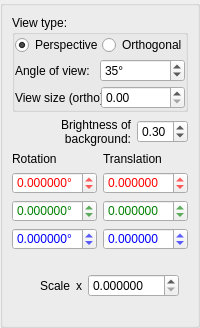
Old version of the form src/core/propViewer.ui in the repository pojdulos/dpVision.
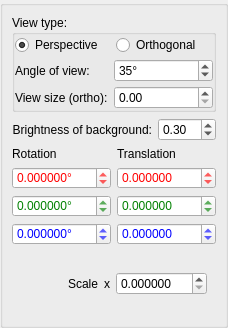
New version of the form.

```diff
--- a/src/core/propViewer.ui
+++ b/src/core/propViewer.ui
@@ -6,7 +6,7 @@
    <rect>
     <x>0</x>
     <y>0</y>
-    <width>200</width>
+    <width>228</width>
     <height>328</height>
    </rect>
   </property>
@@ -28,6 +28,12 @@
    </property>
    <item>
     <widget class="QGroupBox" name="groupBoxView">
+     <property name="sizePolicy">
+      <sizepolicy hsizetype="MinimumExpanding" vsizetype="Preferred">
+       <horstretch>0</horstretch>
+       <verstretch>0</verstretch>
+      </sizepolicy>
+     </property>
      <property name="minimumSize">
       <size>
        <width>200</width>
@@ -36,7 +42,7 @@
      </property>
      <property name="maximumSize">
       <size>
-       <width>200</width>
+       <width>16777215</width>
        <height>16777215</height>
       </size>
      </property>
@@ -267,129 +273,11 @@
            <item>
             <widget class="QDoubleSpinBox" name="spinViewRotX">
              <property name="sizePolicy">
-              <sizepolicy hsizetype="Preferred" vsizetype="Fixed">
+              <sizepolicy hsizetype="MinimumExpanding" vsizetype="Fixed">
                <horstretch>0</horstretch>
                <verstretch>0</verstretch>
               </sizepolicy>
              </property>
-             <property name="palette">
-              <palette>
-               <active>
-                <colorrole role="WindowText">
-                 <brush brushstyle="SolidPattern">
-                  <color alpha="255">
-                   <red>255</red>
-                   <green>0</green>
-                   <blue>0</blue>
-                  </color>
-                 </brush>
-                </colorrole>
-                <colorrole role="Text">
-                 <brush brushstyle="SolidPattern">
-                  <color alpha="255">
-                   <red>255</red>
-                   <green>0</green>
-                   <blue>0</blue>
-                  </color>
-                 </brush>
-                </colorrole>
-                <colorrole role="ButtonText">
-                 <brush brushstyle="SolidPattern">
-                  <color alpha="255">
-                   <red>255</red>
-                   <green>0</green>
-                   <blue>0</blue>
-                  </color>
-                 </brush>
-                </colorrole>
-                <colorrole role="PlaceholderText">
-                 <brush brushstyle="NoBrush">
-                  <color alpha="128">
-                   <red>255</red>
-                   <green>0</green>
-                   <blue>0</blue>
-                  </color>
-                 </brush>
-                </colorrole>
-               </active>
-               <inactive>
-                <colorrole role="WindowText">
-                 <brush brushstyle="SolidPattern">
-                  <color alpha="255">
-                   <red>255</red>
-                   <green>0</green>
-                   <blue>0</blue>
-                  </color>
-                 </brush>
-                </colorrole>
-                <colorrole role="Text">
-                 <brush brushstyle="SolidPattern">
-                  <color alpha="255">
-                   <red>255</red>
-                   <green>0</green>
-                   <blue>0</blue>
-                  </color>
-                 </brush>
-                </colorrole>
-                <colorrole role="ButtonText">
-                 <brush brushstyle="SolidPattern">
-                  <color alpha="255">
-                   <red>255</red>
-                   <green>0</green>
-                   <blue>0</blue>
-                  </color>
-                 </brush>
-                </colorrole>
-                <colorrole role="PlaceholderText">
-                 <brush brushstyle="NoBrush">
-                  <color alpha="128">
-                   <red>255</red>
-                   <green>0</green>
-                   <blue>0</blue>
-                  </color>
-                 </brush>
-                </colorrole>
-               </inactive>
-               <disabled>
-                <colorrole role="WindowText">
-                 <brush brushstyle="SolidPattern">
-                  <color alpha="255">
-                   <red>255</red>
-                   <green>0</green>
-                   <blue>0</blue>
-                  </color>
-                 </brush>
-                </colorrole>
-                <colorrole role="Text">
-                 <brush brushstyle="SolidPattern">
-                  <color alpha="255">
-                   <red>255</red>
-                   <green>0</green>
-                   <blue>0</blue>
-                  </color>
-                 </brush>
-                </colorrole>
-                <colorrole role="ButtonText">
-                 <brush brushstyle="SolidPattern">
-                  <color alpha="255">
-                   <red>255</red>
-                   <green>0</green>
-                   <blue>0</blue>
-                  </color>
-                 </brush>
-                </colorrole>
-                <colorrole role="PlaceholderText">
-                 <brush brushstyle="NoBrush">
-                  <color alpha="128">
-                   <red>255</red>
-                   <green>0</green>
-                   <blue>0</blue>
-                  </color>
-                 </brush>
-                </colorrole>
-               </disabled>
-              </palette>
-             </property>
              <property name="styleSheet">
               <string notr="true">color: rgb(255, 0, 0)</string>
              </property>
@@ -413,129 +301,11 @@
            <item>
             <widget class="QDoubleSpinBox" name="spinViewRotY">
              <property name="sizePolicy">
-              <sizepolicy hsizetype="Preferred" vsizetype="Fixed">
+              <sizepolicy hsizetype="MinimumExpanding" vsizetype="Fixed">
                <horstretch>0</horstretch>
                <verstretch>0</verstretch>
               </sizepolicy>
              </property>
-             <property name="palette">
-              <palette>
-               <active>
-                <colorrole role="WindowText">
-                 <brush brushstyle="SolidPattern">
-                  <color alpha="255">
-                   <red>0</red>
-                   <green>128</green>
-                   <blue>0</blue>
-                  </color>
-                 </brush>
-                </colorrole>
-                <colorrole role="Text">
-                 <brush brushstyle="SolidPattern">
-                  <color alpha="255">
-                   <red>0</red>
-                   <green>128</green>
-                   <blue>0</blue>
-                  </color>
-                 </brush>
-                </colorrole>
-                <colorrole role="ButtonText">
-                 <brush brushstyle="SolidPattern">
-                  <color alpha="255">
-                   <red>0</red>
-                   <green>128</green>
-                   <blue>0</blue>
-                  </color>
-                 </brush>
-                </colorrole>
-                <colorrole role="PlaceholderText">
-                 <brush brushstyle="NoBrush">
-                  <color alpha="128">
-                   <red>0</red>
-                   <green>128</green>
-                   <blue>0</blue>
-                  </color>
-                 </brush>
-                </colorrole>
-               </active>
-               <inactive>
-                <colorrole role="WindowText">
-                 <brush brushstyle="SolidPattern">
-                  <color alpha="255">
-                   <red>0</red>
-                   <green>128</green>
-                   <blue>0</blue>
-                  </color>
-                 </brush>
-                </colorrole>
-                <colorrole role="Text">
-                 <brush brushstyle="SolidPattern">
-                  <color alpha="255">
-                   <red>0</red>
-                   <green>128</green>
-                   <blue>0</blue>
-                  </color>
-                 </brush>
-                </colorrole>
-                <colorrole role="ButtonText">
-                 <brush brushstyle="SolidPattern">
-                  <color alpha="255">
-                   <red>0</red>
-                   <green>128</green>
-                   <blue>0</blue>
-                  </color>
-                 </brush>
-                </colorrole>
-                <colorrole role="PlaceholderText">
-                 <brush brushstyle="NoBrush">
-                  <color alpha="128">
-                   <red>0</red>
-                   <green>128</green>
-                   <blue>0</blue>
-                  </color>
-                 </brush>
-                </colorrole>
-               </inactive>
-               <disabled>
-                <colorrole role="WindowText">
-                 <brush brushstyle="SolidPattern">
-                  <color alpha="255">
-                   <red>0</red>
-                   <green>128</green>
-                   <blue>0</blue>
-                  </color>
-                 </brush>
-                </colorrole>
-                <colorrole role="Text">
-                 <brush brushstyle="SolidPattern">
-                  <color alpha="255">
-                   <red>0</red>
-                   <green>128</green>
-                   <blue>0</blue>
-                  </color>
-                 </brush>
-                </colorrole>
-                <colorrole role="ButtonText">
-                 <brush brushstyle="SolidPattern">
-                  <color alpha="255">
-                   <red>0</red>
-                   <green>128</green>
-                   <blue>0</blue>
-                  </color>
-                 </brush>
-                </colorrole>
-                <colorrole role="PlaceholderText">
-                 <brush brushstyle="NoBrush">
-                  <color alpha="128">
-                   <red>0</red>
-                   <green>128</green>
-                   <blue>0</blue>
-                  </color>
-                 </brush>
-                </colorrole>
-               </disabled>
-              </palette>
-             </property>
              <property name="styleSheet">
               <string notr="true">color: rgb(0, 128, 0)</string>
              </property>
@@ -559,129 +329,11 @@
            <item>
             <widget class="QDoubleSpinBox" name="spinViewRotZ">
              <property name="sizePolicy">
-              <sizepolicy hsizetype="Preferred" vsizetype="Fixed">
+              <sizepolicy hsizetype="MinimumExpanding" vsizetype="Fixed">
                <horstretch>0</horstretch>
                <verstretch>0</verstretch>
               </sizepolicy>
              </property>
-             <property name="palette">
-              <palette>
-               <active>
-                <colorrole role="WindowText">
-                 <brush brushstyle="SolidPattern">
-                  <color alpha="255">
-                   <red>0</red>
-                   <green>0</green>
-                   <blue>255</blue>
-                  </color>
-                 </brush>
-                </colorrole>
-                <colorrole role="Text">
-                 <brush brushstyle="SolidPattern">
-                  <color alpha="255">
-                   <red>0</red>
-                   <green>0</green>
-                   <blue>255</blue>
-                  </color>
-                 </brush>
-                </colorrole>
-                <colorrole role="ButtonText">
-                 <brush brushstyle="SolidPattern">
-                  <color alpha="255">
-                   <red>0</red>
-                   <green>0</green>
-                   <blue>255</blue>
-                  </color>
-                 </brush>
-                </colorrole>
-                <colorrole role="PlaceholderText">
-                 <brush brushstyle="NoBrush">
-                  <color alpha="128">
-                   <red>0</red>
-                   <green>0</green>
-                   <blue>255</blue>
-                  </color>
-                 </brush>
-                </colorrole>
-               </active>
-               <inactive>
-                <colorrole role="WindowText">
-                 <brush brushstyle="SolidPattern">
-                  <color alpha="255">
-                   <red>0</red>
-                   <green>0</green>
-                   <blue>255</blue>
-                  </color>
-                 </brush>
-                </colorrole>
-                <colorrole role="Text">
-                 <brush brushstyle="SolidPattern">
-                  <color alpha="255">
-                   <red>0</red>
-                   <green>0</green>
-                   <blue>255</blue>
-                  </color>
-                 </brush>
-                </colorrole>
-                <colorrole role="ButtonText">
-                 <brush brushstyle="SolidPattern">
-                  <color alpha="255">
-                   <red>0</red>
-                   <green>0</green>
-                   <blue>255</blue>
-                  </color>
-                 </brush>
-                </colorrole>
-                <colorrole role="PlaceholderText">
-                 <brush brushstyle="NoBrush">
-                  <color alpha="128">
-                   <red>0</red>
-                   <green>0</green>
-                   <blue>255</blue>
-                  </color>
-                 </brush>
-                </colorrole>
-               </inactive>
-               <disabled>
-                <colorrole role="WindowText">
-                 <brush brushstyle="SolidPattern">
-                  <color alpha="255">
-                   <red>0</red>
-                   <green>0</green>
-                   <blue>255</blue>
-                  </color>
-                 </brush>
-                </colorrole>
-                <colorrole role="Text">
-                 <brush brushstyle="SolidPattern">
-                  <color alpha="255">
-                   <red>0</red>
-                   <green>0</green>
-                   <blue>255</blue>
-                  </color>
-                 </brush>
-                </colorrole>
-                <colorrole role="ButtonText">
-                 <brush brushstyle="SolidPattern">
-                  <color alpha="255">
-                   <red>0</red>
-                   <green>0</green>
-                   <blue>255</blue>
-                  </color>
-                 </brush>
-                </colorrole>
-                <colorrole role="PlaceholderText">
-                 <brush brushstyle="NoBrush">
-                  <color alpha="128">
-                   <red>0</red>
-                   <green>0</green>
-                   <blue>255</blue>
-                  </color>
-                 </brush>
-                </colorrole>
-               </disabled>
-              </palette>
-             </property>
              <property name="styleSheet">
               <string notr="true">color: rgb(0,0,255)</string>
              </property>
@@ -729,129 +381,11 @@
            <item>
             <widget class="QDoubleSpinBox" name="spinViewTransX">
              <property name="sizePolicy">
-              <sizepolicy hsizetype="Preferred" vsizetype="Fixed">
+              <sizepolicy hsizetype="MinimumExpanding" vsizetype="Fixed">
                <horstretch>0</horstretch>
                <verstretch>0</verstretch>
               </sizepolicy>
              </property>
-             <property name="palette">
-              <palette>
-               <active>
-                <colorrole role="WindowText">
-                 <brush brushstyle="SolidPattern">
-                  <color alpha="255">
-                   <red>255</red>
-                   <green>0</green>
-                   <blue>0</blue>
-                  </color>
-                 </brush>
-                </colorrole>
-                <colorrole role="Text">
-                 <brush brushstyle="SolidPattern">
-                  <color alpha="255">
-                   <red>255</red>
-                   <green>0</green>
-                   <blue>0</blue>
-                  </color>
-                 </brush>
-                </colorrole>
-                <colorrole role="ButtonText">
-                 <brush brushstyle="SolidPattern">
-                  <color alpha="255">
-                   <red>255</red>
-                   <green>0</green>
-                   <blue>0</blue>
-                  </color>
-                 </brush>
-                </colorrole>
-                <colorrole role="PlaceholderText">
-                 <brush brushstyle="NoBrush">
-                  <color alpha="128">
-                   <red>255</red>
-                   <green>0</green>
-                   <blue>0</blue>
-                  </color>
-                 </brush>
-                </colorrole>
-               </active>
-               <inactive>
-                <colorrole role="WindowText">
-                 <brush brushstyle="SolidPattern">
-                  <color alpha="255">
-                   <red>255</red>
-                   <green>0</green>
-                   <blue>0</blue>
-                  </color>
-                 </brush>
-                </colorrole>
-                <colorrole role="Text">
-                 <brush brushstyle="SolidPattern">
-                  <color alpha="255">
-                   <red>255</red>
-                   <green>0</green>
-                   <blue>0</blue>
-                  </color>
-                 </brush>
-                </colorrole>
-                <colorrole role="ButtonText">
-                 <brush brushstyle="SolidPattern">
-                  <color alpha="255">
-                   <red>255</red>
-                   <green>0</green>
-                   <blue>0</blue>
-                  </color>
-                 </brush>
-                </colorrole>
-                <colorrole role="PlaceholderText">
-                 <brush brushstyle="NoBrush">
-                  <color alpha="128">
-                   <red>255</red>
-                   <green>0</green>
-                   <blue>0</blue>
-                  </color>
-                 </brush>
-                </colorrole>
-               </inactive>
-               <disabled>
-                <colorrole role="WindowText">
-                 <brush brushstyle="SolidPattern">
-                  <color alpha="255">
-                   <red>255</red>
-                   <green>0</green>
-                   <blue>0</blue>
-                  </color>
-                 </brush>
-                </colorrole>
-                <colorrole role="Text">
-                 <brush brushstyle="SolidPattern">
-                  <color alpha="255">
-                   <red>255</red>
-                   <green>0</green>
-                   <blue>0</blue>
-                  </color>
-                 </brush>
-                </colorrole>
-                <colorrole role="ButtonText">
-                 <brush brushstyle="SolidPattern">
-                  <color alpha="255">
-                   <red>255</red>
-                   <green>0</green>
-                   <blue>0</blue>
-                  </color>
-                 </brush>
-                </colorrole>
-                <colorrole role="PlaceholderText">
-                 <brush brushstyle="NoBrush">
-                  <color alpha="128">
-                   <red>255</red>
-                   <green>0</green>
-                   <blue>0</blue>
-                  </color>
-                 </brush>
-                </colorrole>
-               </disabled>
-              </palette>
-             </property>
              <property name="styleSheet">
               <string notr="true">color: rgb(255, 0, 0)</string>
              </property>
@@ -872,129 +406,11 @@
            <item>
             <widget class="QDoubleSpinBox" name="spinViewTransY">
              <property name="sizePolicy">
-              <sizepolicy hsizetype="Preferred" vsizetype="Fixed">
+              <sizepolicy hsizetype="MinimumExpanding" vsizetype="Fixed">
                <horstretch>0</horstretch>
                <verstretch>0</verstretch>
               </sizepolicy>
              </property>
-             <property name="palette">
-              <palette>
-               <active>
-                <colorrole role="WindowText">
-                 <brush brushstyle="SolidPattern">
-                  <color alpha="255">
-                   <red>0</red>
-                   <green>128</green>
-                   <blue>0</blue>
-                  </color>
-                 </brush>
-                </colorrole>
-                <colorrole role="Text">
-                 <brush brushstyle="SolidPattern">
-                  <color alpha="255">
-                   <red>0</red>
-                   <green>128</green>
-                   <blue>0</blue>
-                  </color>
-                 </brush>
-                </colorrole>
-                <colorrole role="ButtonText">
-                 <brush brushstyle="SolidPattern">
-                  <color alpha="255">
-                   <red>0</red>
-                   <green>128</green>
-                   <blue>0</blue>
-                  </color>
-                 </brush>
-                </colorrole>
-                <colorrole role="PlaceholderText">
-                 <brush brushstyle="NoBrush">
-                  <color alpha="128">
-                   <red>0</red>
-                   <green>128</green>
-                   <blue>0</blue>
-                  </color>
-                 </brush>
-                </colorrole>
-               </active>
-               <inactive>
-                <colorrole role="WindowText">
-                 <brush brushstyle="SolidPattern">
-                  <color alpha="255">
-                   <red>0</red>
-                   <green>128</green>
-                   <blue>0</blue>
-                  </color>
-                 </brush>
-                </colorrole>
-                <colorrole role="Text">
-                 <brush brushstyle="SolidPattern">
-                  <color alpha="255">
-                   <red>0</red>
-                   <green>128</green>
-                   <blue>0</blue>
-                  </color>
-                 </brush>
-                </colorrole>
-                <colorrole role="ButtonText">
-                 <brush brushstyle="SolidPattern">
-                  <color alpha="255">
-                   <red>0</red>
-                   <green>128</green>
-                   <blue>0</blue>
-                  </color>
-                 </brush>
-                </colorrole>
-                <colorrole role="PlaceholderText">
-                 <brush brushstyle="NoBrush">
-                  <color alpha="128">
-                   <red>0</red>
-                   <green>128</green>
-                   <blue>0</blue>
-                  </color>
-                 </brush>
-                </colorrole>
-               </inactive>
-               <disabled>
-                <colorrole role="WindowText">
-                 <brush brushstyle="SolidPattern">
-                  <color alpha="255">
-                   <red>0</red>
-                   <green>128</green>
-                   <blue>0</blue>
-                  </color>
-                 </brush>
-                </colorrole>
-                <colorrole role="Text">
-                 <brush brushstyle="SolidPattern">
-                  <color alpha="255">
-                   <red>0</red>
-                   <green>128</green>
-                   <blue>0</blue>
-                  </color>
-                 </brush>
-                </colorrole>
-                <colorrole role="ButtonText">
-                 <brush brushstyle="SolidPattern">
-                  <color alpha="255">
-                   <red>0</red>
-                   <green>128</green>
-                   <blue>0</blue>
-                  </color>
-                 </brush>
-                </colorrole>
-                <colorrole role="PlaceholderText">
-                 <brush brushstyle="NoBrush">
-                  <color alpha="128">
-                   <red>0</red>
-                   <green>128</green>
-                   <blue>0</blue>
-                  </color>
-                 </brush>
-                </colorrole>
-               </disabled>
-              </palette>
-             </property>
              <property name="styleSheet">
               <string notr="true">color: rgb(0, 128, 0)</string>
              </property>
@@ -1015,129 +431,11 @@
            <item>
             <widget class="QDoubleSpinBox" name="spinViewTransZ">
              <property name="sizePolicy">
-              <sizepolicy hsizetype="Preferred" vsizetype="Fixed">
+              <sizepolicy hsizetype="MinimumExpanding" vsizetype="Fixed">
                <horstretch>0</horstretch>
                <verstretch>0</verstretch>
               </sizepolicy>
              </property>
-             <property name="palette">
-              <palette>
-               <active>
-                <colorrole role="WindowText">
-                 <brush brushstyle="SolidPattern">
-                  <color alpha="255">
-                   <red>0</red>
-                   <green>0</green>
-                   <blue>255</blue>
-                  </color>
-                 </brush>
-                </colorrole>
-                <colorrole role="Text">
-                 <brush brushstyle="SolidPattern">
-                  <color alpha="255">
-                   <red>0</red>
-                   <green>0</green>
-                   <blue>255</blue>
-                  </color>
-                 </brush>
-                </colorrole>
-                <colorrole role="ButtonText">
-                 <brush brushstyle="SolidPattern">
-                  <color alpha="255">
-                   <red>0</red>
-                   <green>0</green>
-                   <blue>255</blue>
-                  </color>
-                 </brush>
-                </colorrole>
-                <colorrole role="PlaceholderText">
-                 <brush brushstyle="NoBrush">
-                  <color alpha="128">
-                   <red>0</red>
-                   <green>0</green>
-                   <blue>255</blue>
-                  </color>
-                 </brush>
-                </colorrole>
-               </active>
-               <inactive>
-                <colorrole role="WindowText">
-                 <brush brushstyle="SolidPattern">
-                  <color alpha="255">
-                   <red>0</red>
-                   <green>0</green>
-                   <blue>255</blue>
-                  </color>
-                 </brush>
-                </colorrole>
-                <colorrole role="Text">
-                 <brush brushstyle="SolidPattern">
-                  <color alpha="255">
-                   <red>0</red>
-                   <green>0</green>
-                   <blue>255</blue>
-                  </color>
-                 </brush>
-                </colorrole>
-                <colorrole role="ButtonText">
-                 <brush brushstyle="SolidPattern">
-                  <color alpha="255">
-                   <red>0</red>
-                   <green>0</green>
-                   <blue>255</blue>
-                  </color>
-                 </brush>
-                </colorrole>
-                <colorrole role="PlaceholderText">
-                 <brush brushstyle="NoBrush">
-                  <color alpha="128">
-                   <red>0</red>
-                   <green>0</green>
-                   <blue>255</blue>
-                  </color>
-                 </brush>
-                </colorrole>
-               </inactive>
-               <disabled>
-                <colorrole role="WindowText">
-                 <brush brushstyle="SolidPattern">
-                  <color alpha="255">
-                   <red>0</red>
-                   <green>0</green>
-                   <blue>255</blue>
-                  </color>
-                 </brush>
-                </colorrole>
-                <colorrole role="Text">
-                 <brush brushstyle="SolidPattern">
-                  <color alpha="255">
-                   <red>0</red>
-                   <green>0</green>
-                   <blue>255</blue>
-                  </color>
-                 </brush>
-                </colorrole>
-                <colorrole role="ButtonText">
-                 <brush brushstyle="SolidPattern">
-                  <color alpha="255">
-                   <red>0</red>
-                   <green>0</green>
-                   <blue>255</blue>
-                  </color>
-                 </brush>
-                </colorrole>
-                <colorrole role="PlaceholderText">
-                 <brush brushstyle="NoBrush">
-                  <color alpha="128">
-                   <red>0</red>
-                   <green>0</green>
-                   <blue>255</blue>
-                  </color>
-                 </brush>
-                </colorrole>
-               </disabled>
-              </palette>
-             </property>
              <property name="styleSheet">
               <string notr="true">color: rgb(0,0,255)</string>
              </property>
```
